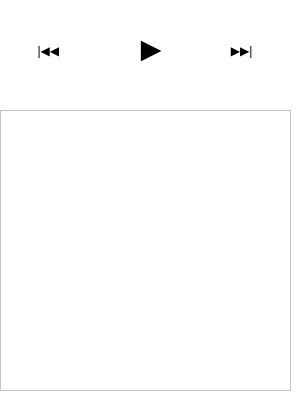
Before: the Qt Designer form mainwindow.ui in flxw/scplay, drawn with Qt 5.
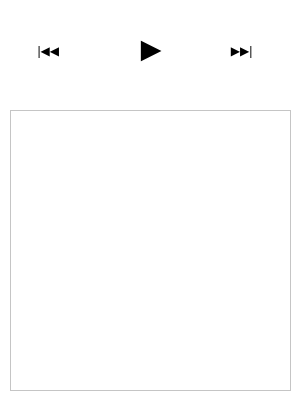
After: the same form once the commit is applied.

The edit to the form file:
```diff
--- a/mainwindow.ui
+++ b/mainwindow.ui
@@ -95,9 +95,9 @@
    <widget class="QListView" name="songView">
     <property name="geometry">
      <rect>
-      <x>0</x>
+      <x>10</x>
       <y>110</y>
-      <width>291</width>
+      <width>281</width>
       <height>281</height>
      </rect>
     </property>
```
